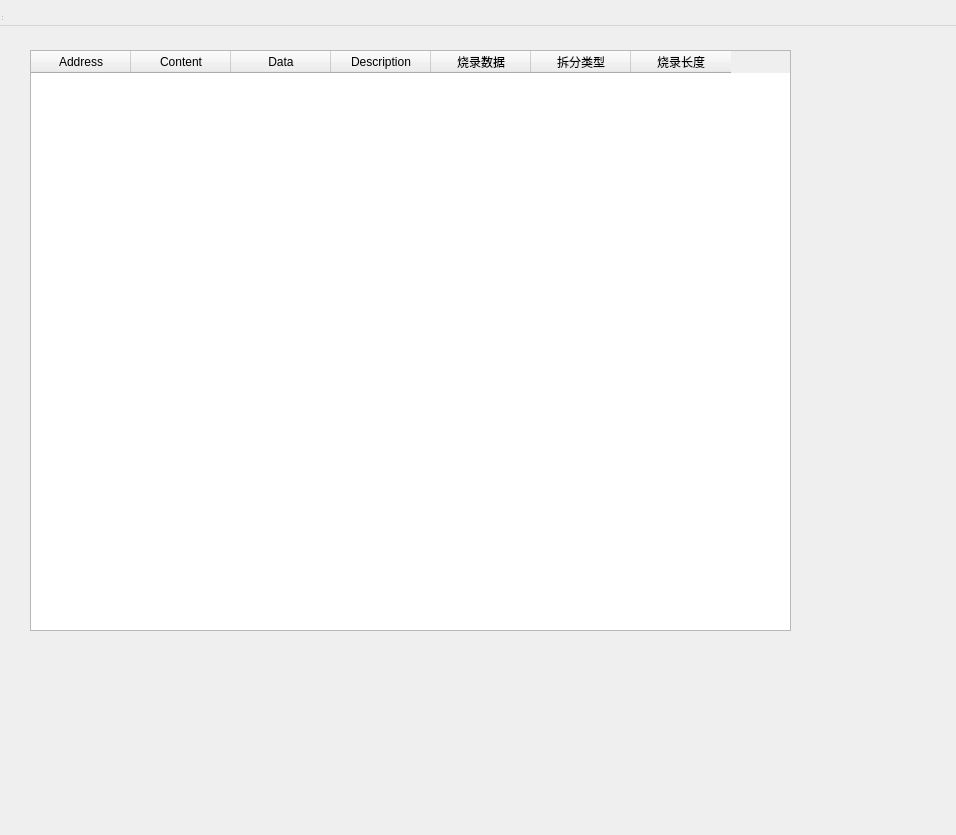
Old version of the form OTP_Guide_Auto_Create/EEPROM_Addr_Map.ui in the repository OliverZhangMin/OTP_Guide.
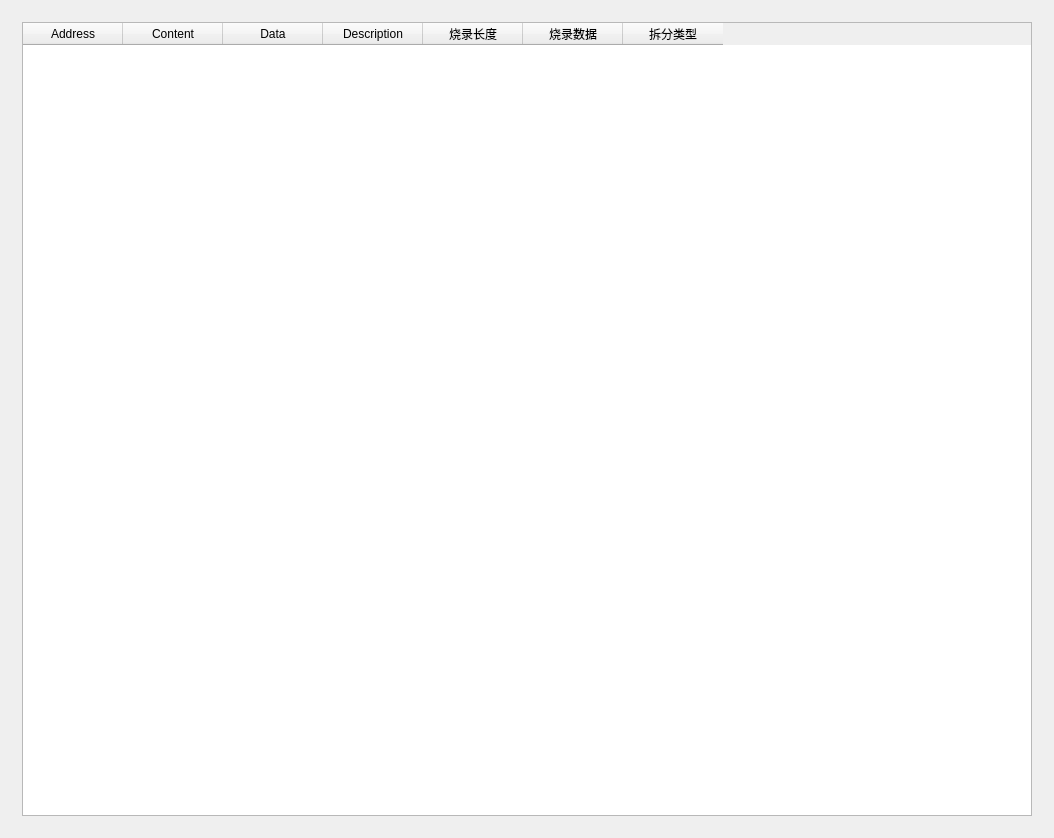
New version of the form.

Commit message: EEPROM版本,保存到本地和加载功能实现

Diff of the .ui file:
```diff
--- a/OTP_Guide_Auto_Create/EEPROM_Addr_Map.ui
+++ b/OTP_Guide_Auto_Create/EEPROM_Addr_Map.ui
@@ -6,27 +6,32 @@
    <rect>
     <x>0</x>
     <y>0</y>
-    <width>956</width>
-    <height>835</height>
+    <width>1054</width>
+    <height>838</height>
    </rect>
   </property>
   <property name="windowTitle">
    <string>EEPROM_Addr_Map</string>
   </property>
-  <widget class="QWidget" name="centralWidget">
+  <layout class="QVBoxLayout" name="verticalLayout">
+   <item>
+    <widget class="QWidget" name="centralWidget" native="true">
+     <layout class="QVBoxLayout" name="verticalLayout_2">
+      <item>
    <widget class="QTableWidget" name="tableWidget">
-    <property name="geometry">
-     <rect>
-      <x>30</x>
-      <y>50</y>
-      <width>761</width>
-      <height>581</height>
-     </rect>
+        <property name="editTriggers">
+         <set>QAbstractItemView::AnyKeyPressed|QAbstractItemView::DoubleClicked</set>
+        </property>
+        <property name="selectionMode">
+         <enum>QAbstractItemView::ExtendedSelection</enum>
     </property>
     <column>
      <property name="text">
       <string>Address</string>
      </property>
+         <property name="textAlignment">
+          <set>AlignCenter</set>
+         </property>
     </column>
     <column>
      <property name="text">
@@ -43,6 +48,11 @@
       <string>Description</string>
      </property>
     </column>
+        <column>
+         <property name="text">
+          <string>烧录长度</string>
+         </property>
+        </column>
     <column>
      <property name="text">
       <string>烧录数据</string>
@@ -53,32 +63,12 @@
       <string>拆分类型</string>
      </property>
     </column>
-    <column>
-     <property name="text">
-      <string>烧录长度</string>
-     </property>
-    </column>
-   </widget>
-  </widget>
-  <widget class="QMenuBar" name="menuBar">
-   <property name="geometry">
-    <rect>
-     <x>0</x>
-     <y>0</y>
-     <width>956</width>
-     <height>26</height>
-    </rect>
-   </property>
-  </widget>
-  <widget class="QToolBar" name="mainToolBar">
-   <attribute name="toolBarArea">
-    <enum>TopToolBarArea</enum>
-   </attribute>
-   <attribute name="toolBarBreak">
-    <bool>false</bool>
-   </attribute>
-  </widget>
-  <widget class="QStatusBar" name="statusBar"/>
+       </widget>
+      </item>
+     </layout>
+    </widget>
+   </item>
+  </layout>
  </widget>
  <layoutdefault spacing="6" margin="11"/>
  <resources/>
```
Left out of the diff: 3 changed lines with no effect on the pictures. Lines whose indentation alone changed are shown as unchanged. The commit also changes 50 other files.
